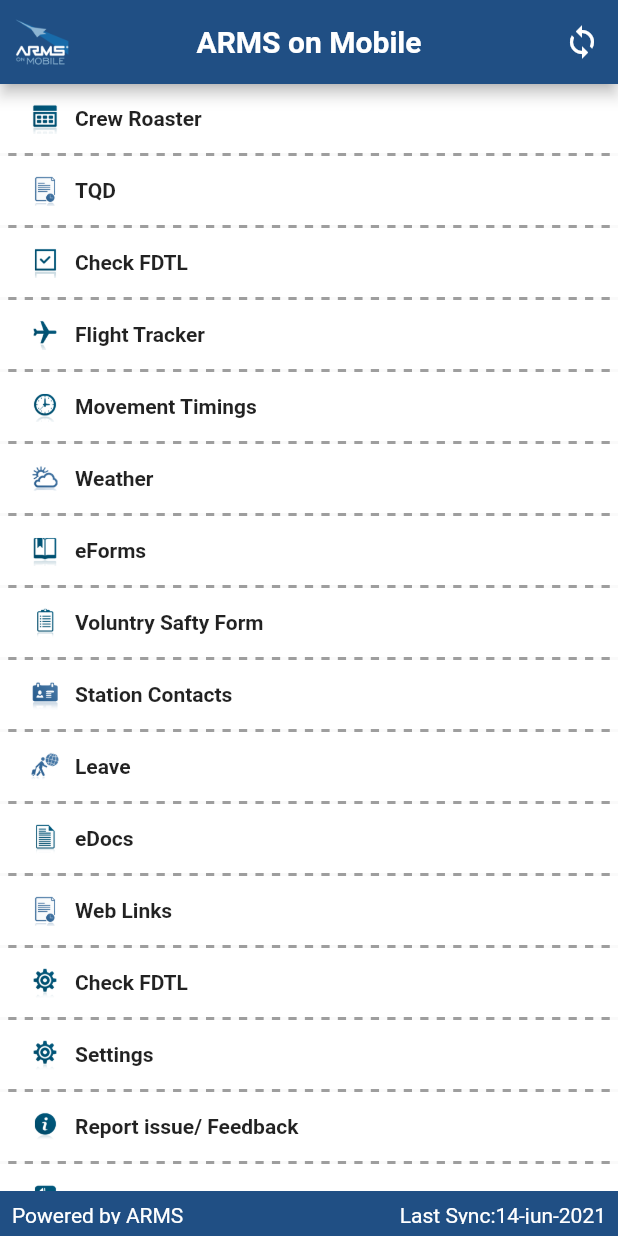
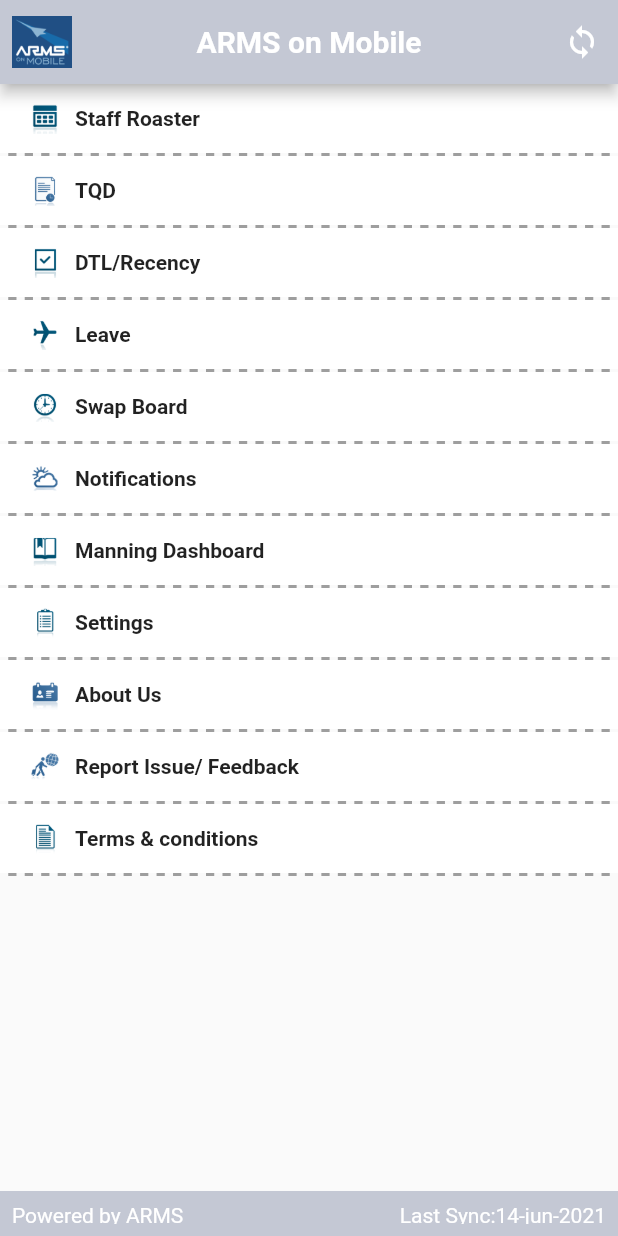
Before and after one commit to unusualujwl/arms_app, a Flutter app: the HomePage screen opened directly, on a phone screen of 412 x 824 dp. Run offline on Flutter 3.47's test engine with Material 2 defaults, Android fonts, the phone set to English and light mode, and no system bars; our stand-ins replace auto_size_text, bot_toast, grouped_list, pinput, responsive_framework; missing offline and left inert: dart:html.

Commit message:
ui changes

```diff
--- a/lib/constants.dart
+++ b/lib/constants.dart
@@ -3,6 +3,7 @@ import 'package:flutter/material.dart';
 class AppColors {
   static const Color themeColor = Color(0xFF204F84);
   static const Color colorLight = Color(0xFFD3E3F2);
+  static const Color colorcement = Color(0xFFc4c8d4);
 }
 
 class AppImages {
--- a/lib/homepage.dart
+++ b/lib/homepage.dart
@@ -16,22 +16,17 @@ class HomePage extends StatefulWidget {
 
 class _HomePageState extends State<HomePage> {
   List<String> strArray = [
-    'Crew Roaster',
+    'Staff Roaster',
     'TQD',
-    'Check FDTL',
-    'Flight Tracker',
-    'Movement Timings',
-    'Weather',
-    'eForms',
-    'Voluntry Safty Form',
-    'Station Contacts',
+    'DTL/Recency',
     'Leave',
-    'eDocs',
-    'Web Links',
-    'Check FDTL',
+    'Swap Board',
+    'Notifications',
+    'Manning Dashboard',
     'Settings',
-    'Report issue/ Feedback',
-    'Terms & Conditions'
+    'About Us',
+    'Report Issue/ Feedback',
+    'Terms & conditions',
   ];
   List<String> imgArray = [
     AppImages.image1,
@@ -45,11 +40,11 @@ class _HomePageState extends State<HomePage> {
     AppImages.image9,
     AppImages.image10,
     AppImages.image11,
-    AppImages.image12,
-    AppImages.image13,
-    AppImages.image14,
-    AppImages.image15,
-    AppImages.image16,
+    // AppImages.image12,
+    // AppImages.image13,
+    // AppImages.image14,
+    // AppImages.image15,
+    // AppImages.image16,
   ];
   @override
   Widget build(BuildContext context) {
@@ -76,7 +71,7 @@ class _HomePageState extends State<HomePage> {
           style: TextStyle(color: Colors.white, fontWeight: FontWeight.bold),
         ),
         centerTitle: true,
-        backgroundColor: AppColors.themeColor,
+        backgroundColor: AppColors.colorcement,
       ),
       body: Column(
         children: [
@@ -150,7 +145,7 @@ class _HomePageState extends State<HomePage> {
                 }),
           ),
           Container(
-            color: AppColors.themeColor,
+            color: AppColors.colorcement,
             child: Row(
               mainAxisAlignment: MainAxisAlignment.spaceBetween,
               children: const [
--- a/lib/login_screen.dart
+++ b/lib/login_screen.dart
@@ -21,7 +21,7 @@ class InitState extends State<LoginScreen> {
       appBar: AppBar(
         title: const Center(child: Text("ARMS on Mobile")),
         centerTitle: true,
-        backgroundColor: const Color(0xFF204F84),
+        backgroundColor: AppColors.colorcement,
       ),
       body: SingleChildScrollView(
         child: Container(
--- a/lib/tqd_page.dart
+++ b/lib/tqd_page.dart
@@ -140,7 +140,7 @@ class _tqd_pageState extends State<tqd_page> {
                     );
                   },
                   itemCount: provider
-                      .tqd_data_live!.getDocValidityDetailsResult!.length!);
+                      .tqd_data_live!.getDocValidityDetailsResult!.length);
         }),
       ),
     );
--- a/pubspec.yaml
+++ b/pubspec.yaml
@@ -40,6 +40,7 @@ dependencies:
   http: ^0.13.4
   bot_toast: ^4.0.1
   auto_size_text: ^3.0.0
+  responsive_framework: ^0.1.7
 dev_dependencies:
   flutter_test:
     sdk: flutter
```
Also changed, not shown: lib/client_id.dart (+53 -17 lines), lib/main.dart (+18 -3 lines), lib/portal_login.dart (+13 -13 lines), lib/verification_page.dart (+6 -2 lines), assets/images/arms.JPG (added), pubspec.lock.
